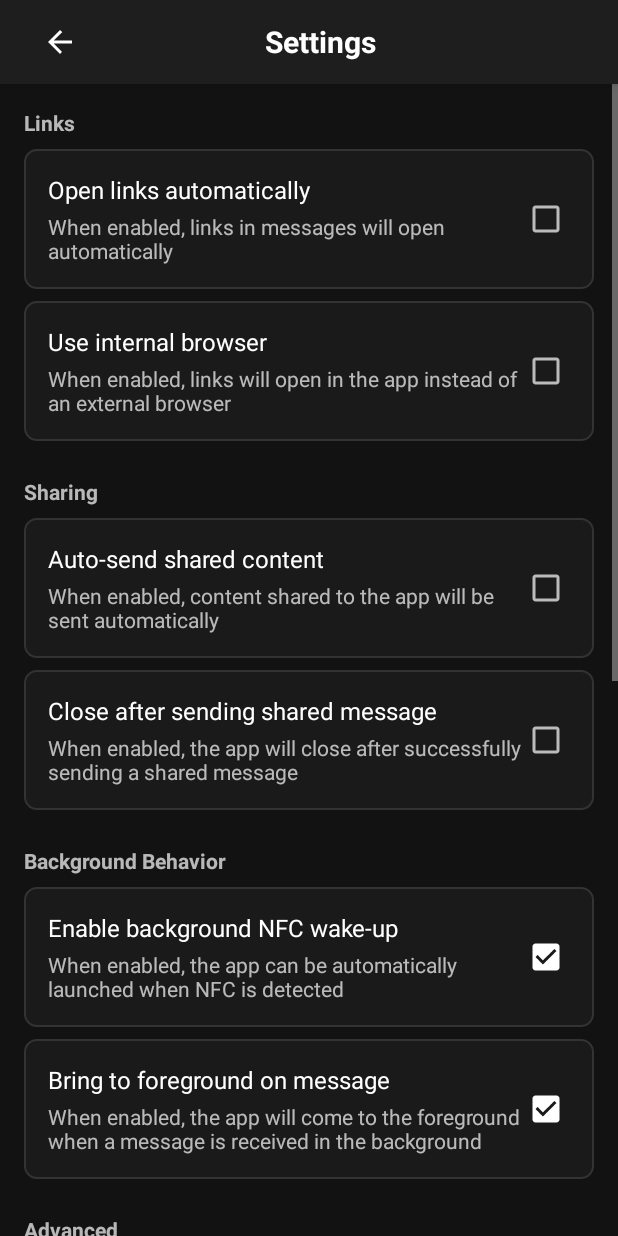
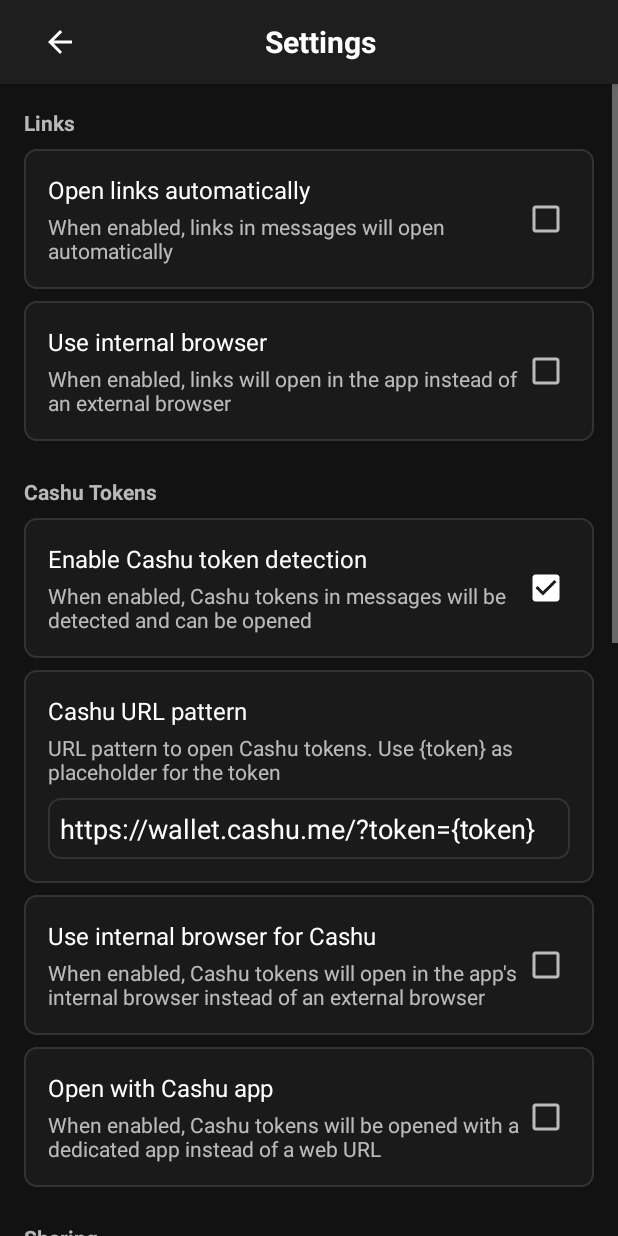
Before and after one commit to callebtc/nfchat, an Android app built with Jetpack Compose: the SettingsActivity screen opened directly, with no data from a screen before it, on a phone screen of 412 x 824 dp. Run offline under Robolectric (Android 15) with nearby library versions, the phone set to English and light mode, and no system bars.

Commit message:
settings

```diff
--- a/app/src/main/java/com/example/nfcdemo/SettingsActivity.kt
+++ b/app/src/main/java/com/example/nfcdemo/SettingsActivity.kt
@@ -34,6 +34,7 @@ class SettingsActivity : Activity() {
     private lateinit var cbEnableCashuHandler: CheckBox
     private lateinit var etCashuUrlPattern: EditText
     private lateinit var cbCashuUseApp: CheckBox
+    private lateinit var cbCashuUseInternalBrowser: CheckBox
 
     // Original values to check if they've changed
     private var originalMaxChunkSize = AppConstants.DefaultSettingsStrings.MAX_CHUNK_SIZE
@@ -64,6 +65,7 @@ class SettingsActivity : Activity() {
         cbEnableCashuHandler = findViewById(R.id.cbEnableCashuHandler)
         etCashuUrlPattern = findViewById(R.id.etCashuUrlPattern)
         cbCashuUseApp = findViewById(R.id.cbCashuUseApp)
+        cbCashuUseInternalBrowser = findViewById(R.id.cbCashuUseInternalBrowser)
 
         // Load settings
         loadSettings()
@@ -154,6 +156,12 @@ class SettingsActivity : Activity() {
             AppConstants.DefaultSettings.CASHU_USE_APP
         )
         cbCashuUseApp.isChecked = cashuUseApp
+
+        val cashuUseInternalBrowser = dbHelper.getBooleanSetting(
+            SettingsContract.SettingsEntry.KEY_CASHU_USE_INTERNAL_BROWSER,
+            AppConstants.DefaultSettings.CASHU_USE_INTERNAL_BROWSER
+        )
+        cbCashuUseInternalBrowser.isChecked = cashuUseInternalBrowser
     }
 
     private fun setupListeners() {
@@ -228,6 +236,14 @@ class SettingsActivity : Activity() {
         cbCashuUseApp.setOnCheckedChangeListener { _, isChecked ->
             dbHelper.setBooleanSetting(
                 SettingsContract.SettingsEntry.KEY_CASHU_USE_APP,
+                isChecked
+            )
+        }
+
+        // Cashu use internal browser checkbox
+        cbCashuUseInternalBrowser.setOnCheckedChangeListener { _, isChecked ->
+            dbHelper.setBooleanSetting(
+                SettingsContract.SettingsEntry.KEY_CASHU_USE_INTERNAL_BROWSER,
                 isChecked
             )
         }
--- a/app/src/main/java/com/example/nfcdemo/data/AppConstants.kt
+++ b/app/src/main/java/com/example/nfcdemo/data/AppConstants.kt
@@ -33,7 +33,8 @@ object AppConstants {
         // Cashu handler settings
         const val ENABLE_CASHU_HANDLER = true
         const val CASHU_USE_APP = false
-        const val CASHU_URL_PATTERN = "https://wallet.cashu.me/#token={token}"
+        const val CASHU_URL_PATTERN = "https://wallet.cashu.me/?token={token}"
+        const val CASHU_USE_INTERNAL_BROWSER = false
     }
 
     // String representations of default values for database storage
--- a/app/src/main/java/com/example/nfcdemo/data/SettingsContract.kt
+++ b/app/src/main/java/com/example/nfcdemo/data/SettingsContract.kt
@@ -31,5 +31,6 @@ object SettingsContract {
         const val KEY_ENABLE_CASHU_HANDLER = "enable_cashu_handler"
         const val KEY_CASHU_URL_PATTERN = "cashu_url_pattern"
         const val KEY_CASHU_USE_APP = "cashu_use_app"
+        const val KEY_CASHU_USE_INTERNAL_BROWSER = "cashu_use_internal_browser"
     }
 }
--- a/app/src/main/java/com/example/nfcdemo/handlers/CashuHandler.kt
+++ b/app/src/main/java/com/example/nfcdemo/handlers/CashuHandler.kt
@@ -17,7 +17,7 @@ class CashuHandler : MessageHandler {
         private const val TAG = "CashuHandler"
 
         // Pattern to match Cashu tokens (cashuA... and cashuB...)
-        private val CASHU_TOKEN_PATTERN = Pattern.compile("\\b(cashuA\\w+|cashuB\\w+)\\b")
+        private val CASHU_TOKEN_PATTERN = Pattern.compile("\\b(cashu[AB][a-zA-Z0-9+/=_-]+)\\b")
     }
 
     /**
@@ -111,10 +111,10 @@ class CashuHandler : MessageHandler {
         // Replace {token} placeholder with the actual token
         val url = urlPattern.replace("{token}", token)
 
-        // Check if we should use the internal browser
+        // Check if we should use the internal browser (using Cashu-specific setting)
         val useInternalBrowser = dbHelper.getBooleanSetting(
-            SettingsContract.SettingsEntry.KEY_USE_INTERNAL_BROWSER,
-            AppConstants.DefaultSettings.USE_INTERNAL_BROWSER
+            SettingsContract.SettingsEntry.KEY_CASHU_USE_INTERNAL_BROWSER,
+            AppConstants.DefaultSettings.CASHU_USE_INTERNAL_BROWSER
         )
 
         // Use the LinkHandler to open the URL (reusing the same browser settings)
--- a/app/src/main/res/layout/activity_settings.xml
+++ b/app/src/main/res/layout/activity_settings.xml
@@ -130,6 +130,168 @@
 
                 <CheckBox
                     android:id="@+id/cbUseInternalBrowser"
+                    android:layout_width="wrap_content"
+                    android:layout_height="wrap_content"
+                    android:checked="false"/>
+            </LinearLayout>
+
+<!-- Cashu Tokens Section -->
+            <TextView
+                android:layout_width="match_parent"
+                android:layout_height="wrap_content"
+                android:text="@string/settings_category_cashu"
+                android:textColor="@color/text_secondary_dark"
+                android:textSize="14sp"
+                android:textStyle="bold"
+                android:layout_marginTop="24dp"
+                android:layout_marginBottom="8dp"/>
+
+            <!-- Enable Cashu Handler Setting -->
+            <LinearLayout
+                android:layout_width="match_parent"
+                android:layout_height="wrap_content"
+                android:orientation="horizontal"
+                android:padding="16dp"
+                android:background="@drawable/edit_text_background"
+                android:gravity="center_vertical">
+
+                <LinearLayout
+                    android:layout_width="0dp"
+                    android:layout_height="wrap_content"
+                    android:layout_weight="1"
+                    android:orientation="vertical">
+
+                    <TextView
+                        android:layout_width="wrap_content"
+                        android:layout_height="wrap_content"
+                        android:text="@string/setting_enable_cashu_handler"
+                        android:textColor="@color/text_primary_dark"
+                        android:textSize="16sp"/>
+
+                    <TextView
+                        android:layout_width="wrap_content"
+                        android:layout_height="wrap_content"
+                        android:text="@string/setting_enable_cashu_handler_desc"
+                        android:textColor="@color/text_secondary_dark"
+                        android:textSize="14sp"
+                        android:layout_marginTop="4dp"/>
+                </LinearLayout>
+
+                <CheckBox
+                    android:id="@+id/cbEnableCashuHandler"
+                    android:layout_width="wrap_content"
+                    android:layout_height="wrap_content"
+                    android:checked="true"/>
+            </LinearLayout>
+
+            <!-- Cashu URL Pattern Setting -->
+            <LinearLayout
+                android:layout_width="match_parent"
+                android:layout_height="wrap_content"
+                android:orientation="vertical"
+                android:padding="16dp"
+                android:background="@drawable/edit_text_background"
+                android:layout_marginTop="8dp">
+
+                <TextView
+                    android:layout_width="wrap_content"
+                    android:layout_height="wrap_content"
+                    android:text="@string/setting_cashu_url_pattern"
+                    android:textColor="@color/text_primary_dark"
+                    android:textSize="16sp"/>
+
+                <TextView
+                    android:layout_width="wrap_content"
+                    android:layout_height="wrap_content"
+                    android:text="@string/setting_cashu_url_pattern_desc"
+                    android:textColor="@color/text_secondary_dark"
+                    android:textSize="14sp"
+                    android:layout_marginTop="4dp"
+                    android:layout_marginBottom="8dp"/>
+
+                <EditText
+                    android:id="@+id/etCashuUrlPattern"
+                    android:layout_width="match_parent"
+                    android:layout_height="wrap_content"
+                    android:inputType="textUri"
+                    android:textColor="@color/text_primary_dark"
+                    android:background="@drawable/edit_text_background"
+                    android:padding="8dp"/>
+            </LinearLayout>
+
+            <!-- Use Internal Browser for Cashu Setting -->
+            <LinearLayout
+                android:layout_width="match_parent"
+                android:layout_height="wrap_content"
+                android:orientation="horizontal"
+                android:padding="16dp"
+                android:background="@drawable/edit_text_background"
+                android:layout_marginTop="8dp"
+                android:gravity="center_vertical">
+
+                <LinearLayout
+                    android:layout_width="0dp"
+                    android:layout_height="wrap_content"
+                    android:layout_weight="1"
+                    android:orientation="vertical">
+
+                    <TextView
+                        android:layout_width="wrap_content"
+                        android:layout_height="wrap_content"
+                        android:text="@string/setting_cashu_use_internal_browser"
+                        android:textColor="@color/text_primary_dark"
+                        android:textSize="16sp"/>
+
+                    <TextView
+                        android:layout_width="wrap_content"
+                        android:layout_height="wrap_content"
+                        android:text="@string/setting_cashu_use_internal_browser_desc"
+                        android:textColor="@color/text_secondary_dark"
+                        android:textSize="14sp"
+                        android:layout_marginTop="4dp"/>
+                </LinearLayout>
+
+                <CheckBox
+                    android:id="@+id/cbCashuUseInternalBrowser"
+                    android:layout_width="wrap_content"
+                    android:layout_height="wrap_content"
+                    android:checked="false"/>
+            </LinearLayout>
+
+            <!-- Use Cashu App Setting -->
+            <LinearLayout
+                android:layout_width="match_parent"
+                android:layout_height="wrap_content"
+                android:orientation="horizontal"
+                android:padding="16dp"
+                android:background="@drawable/edit_text_background"
+                android:layout_marginTop="8dp"
+                android:gravity="center_vertical">
+
+                <LinearLayout
+                    android:layout_width="0dp"
+                    android:layout_height="wrap_content"
+                    android:layout_weight="1"
+                    android:orientation="vertical">
+
+                    <TextView
+                        android:layout_width="wrap_content"
+                        android:layout_height="wrap_content"
+                        android:text="@string/setting_cashu_use_app"
+                        android:textColor="@color/text_primary_dark"
+                        android:textSize="16sp"/>
+
+                    <TextView
+                        android:layout_width="wrap_content"
+                        android:layout_height="wrap_content"
+                        android:text="@string/setting_cashu_use_app_desc"
+                        android:textColor="@color/text_secondary_dark"
+                        android:textSize="14sp"
+                        android:layout_marginTop="4dp"/>
+                </LinearLayout>
+
+                <CheckBox
+                    android:id="@+id/cbCashuUseApp"
                     android:layout_width="wrap_content"
                     android:layout_height="wrap_content"
                     android:checked="false"/>
@@ -448,129 +610,6 @@
                     android:padding="8dp"/>
             </LinearLayout>
 
-            <!-- Cashu Tokens Section -->
-            <TextView
-                android:layout_width="match_parent"
-                android:layout_height="wrap_content"
-                android:text="@string/settings_category_cashu"
-                android:textColor="@color/text_secondary_dark"
-                android:textSize="14sp"
-                android:textStyle="bold"
-                android:layout_marginTop="24dp"
-                android:layout_marginBottom="8dp"/>
-
-            <!-- Enable Cashu Handler Setting -->
-            <LinearLayout
-                android:layout_width="match_parent"
-                android:layout_height="wrap_content"
-                android:orientation="horizontal"
-                android:padding="16dp"
-                android:background="@drawable/edit_text_background"
-                android:gravity="center_vertical">
-
-                <LinearLayout
-                    android:layout_width="0dp"
-                    android:layout_height="wrap_content"
-                    android:layout_weight="1"
-                    android:orientation="vertical">
-
-                    <TextView
-                        android:layout_width="wrap_content"
-                        android:layout_height="wrap_content"
-                        android:text="@string/setting_enable_cashu_handler"
-                        android:textColor="@color/text_primary_dark"
-                        android:textSize="16sp"/>
-
-                    <TextView
-                        android:layout_width="wrap_content"
-                        android:layout_height="wrap_content"
-                        android:text="@string/setting_enable_cashu_handler_desc"
-                        android:textColor="@color/text_secondary_dark"
-                        android:textSize="14sp"
-                        android:layout_marginTop="4dp"/>
-                </LinearLayout>
-
-                <CheckBox
-                    android:id="@+id/cbEnableCashuHandler"
-                    android:layout_width="wrap_content"
-                    android:layout_height="wrap_content"
-                    android:checked="true"/>
-            </LinearLayout>
-
-            <!-- Cashu URL Pattern Setting -->
-            <LinearLayout
-                android:layout_width="match_parent"
-                android:layout_height="wrap_content"
-                android:orientation="vertical"
-                android:padding="16dp"
-                android:background="@drawable/edit_text_background"
-                android:layout_marginTop="8dp">
-
-                <TextView
-                    android:layout_width="wrap_content"
-                    android:layout_height="wrap_content"
-                    android:text="@string/setting_cashu_url_pattern"
-                    android:textColor="@color/text_primary_dark"
-                    android:textSize="16sp"/>
-
-                <TextView
-                    android:layout_width="wrap_content"
-                    android:layout_height="wrap_content"
-                    android:text="@string/setting_cashu_url_pattern_desc"
-                    android:textColor="@color/text_secondary_dark"
-                    android:textSize="14sp"
-                    android:layout_marginTop="4dp"
-                    android:layout_marginBottom="8dp"/>
-
-                <EditText
-                    android:id="@+id/etCashuUrlPattern"
-                    android:layout_width="match_parent"
-                    android:layout_height="wrap_content"
-                    android:inputType="textUri"
-                    android:textColor="@color/text_primary_dark"
-                    android:background="@drawable/edit_text_background"
-                    android:padding="8dp"/>
-            </LinearLayout>
-
-            <!-- Use Cashu App Setting -->
-            <LinearLayout
-                android:layout_width="match_parent"
-                android:layout_height="wrap_content"
-                android:orientation="horizontal"
-                android:padding="16dp"
-                android:background="@drawable/edit_text_background"
-                android:layout_marginTop="8dp"
-                android:gravity="center_vertical">
-
-                <LinearLayout
-                    android:layout_width="0dp"
-                    android:layout_height="wrap_content"
-                    android:layout_weight="1"
-                    android:orientation="vertical">
-
-                    <TextView
-                        android:layout_width="wrap_content"
-                        android:layout_height="wrap_content"
-                        android:text="@string/setting_cashu_use_app"
-                        android:textColor="@color/text_primary_dark"
-                        android:textSize="16sp"/>
-
-                    <TextView
-                        android:layout_width="wrap_content"
-                        android:layout_height="wrap_content"
-                        android:text="@string/setting_cashu_use_app_desc"
-                        android:textColor="@color/text_secondary_dark"
-                        android:textSize="14sp"
-                        android:layout_marginTop="4dp"/>
-                </LinearLayout>
-
-                <CheckBox
-                    android:id="@+id/cbCashuUseApp"
-                    android:layout_width="wrap_content"
-                    android:layout_height="wrap_content"
-                    android:checked="false"/>
-            </LinearLayout>
-
         </LinearLayout>
     </ScrollView>
 </LinearLayout>
--- a/app/src/main/res/values/strings.xml
+++ b/app/src/main/res/values/strings.xml
@@ -88,6 +88,8 @@
     <string name="setting_cashu_url_pattern_desc">URL pattern to open Cashu tokens. Use {token} as placeholder for the token</string>
     <string name="setting_cashu_use_app">Open with Cashu app</string>
     <string name="setting_cashu_use_app_desc">When enabled, Cashu tokens will be opened with a dedicated app instead of a web URL</string>
+    <string name="setting_cashu_use_internal_browser">Use internal browser for Cashu</string>
+    <string name="setting_cashu_use_internal_browser_desc">When enabled, Cashu tokens will open in the app\'s internal browser instead of an external browser</string>
 
     <string name="web_view_back">Back</string>
     <string name="web_view_forward">Forward</string>
```
